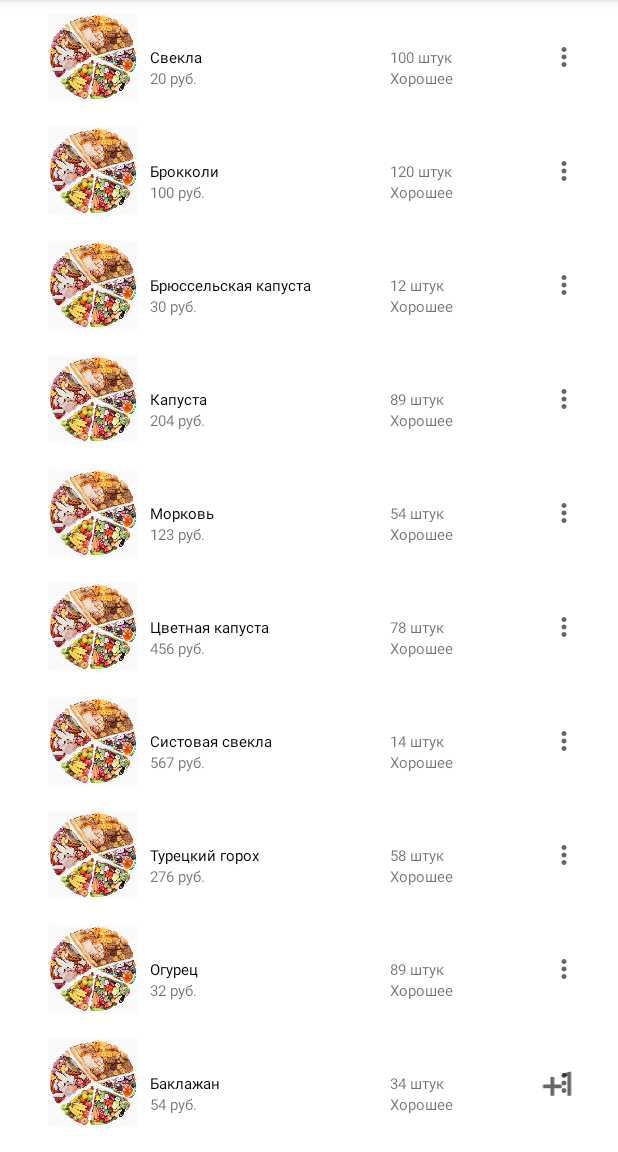
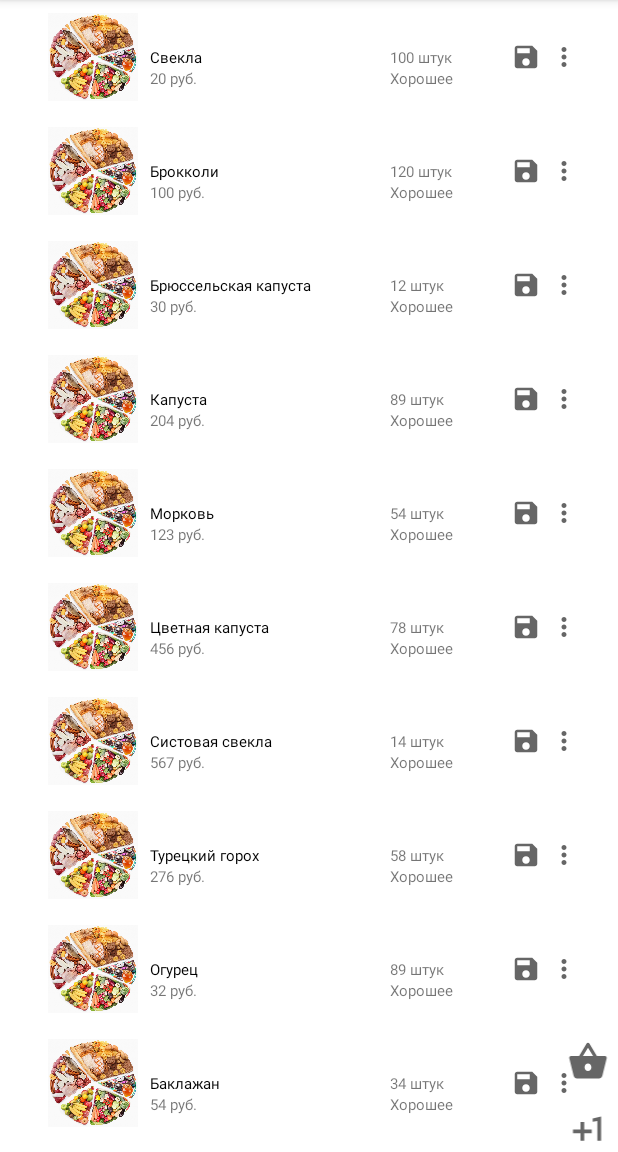
Before and after one commit to Mirex96/DZ.26.03.2022, an Android app: the screen it shows after launch (MainActivity), on a phone screen of 412 x 824 dp, the part 84-1236 px from its top. Run offline under Robolectric (Android 15) with nearby library versions, the phone set to English and light mode, and no system bars.

Commit message:
New changes

```diff
--- a/app/src/main/AndroidManifest.xml
+++ b/app/src/main/AndroidManifest.xml
@@ -9,6 +9,9 @@
         android:roundIcon="@mipmap/ic_launcher_round"
         android:supportsRtl="true"
         android:theme="@style/Theme.DZ26032022">
+        <activity
+            android:name="com.example.dz26032022.SaveProductNameActivity"
+            android:exported="false" />
         <activity
             android:name="com.example.dz26032022.AddActivity"
             android:exported="false" />
--- a/app/src/main/java/com/example/dz26032022/AddActivity.kt
+++ b/app/src/main/java/com/example/dz26032022/AddActivity.kt
@@ -37,9 +37,8 @@ class AddActivity : AppCompatActivity() {
             intent.putExtra(KEY_ADD_PRODUCT, product)
             setResult(RESULT_OK, intent)
             finish()
+            Toast.makeText(this, "Продукт ${product.name} добавлен", LENGTH_SHORT).show()
 
         }
-
-
     }
 }
--- a/app/src/main/java/com/example/dz26032022/EditActivity.kt
+++ b/app/src/main/java/com/example/dz26032022/EditActivity.kt
@@ -42,6 +42,8 @@ class EditActivity : AppCompatActivity() {
             intent.putExtra(KEY_EDIT_PRODUCT, newEditProduct)
             setResult(RESULT_OK, intent)
             finish()
+
+
             if(product != newEditProduct) {
                 Toast.makeText(this, "Продукт ${product.name} изменен", Toast.LENGTH_SHORT).show()
             } else {
--- a/app/src/main/java/com/example/dz26032022/InformationOnProduct.kt
+++ b/app/src/main/java/com/example/dz26032022/InformationOnProduct.kt
@@ -13,7 +13,7 @@ class InformationOnProduct : AppCompatActivity() {
         super.onCreate(savedInstanceState)
         setContentView(R.layout.activity_information_on_product)
 
-        val imageInformation = findViewById<View>(R.id.imageInformation)
+
         val informationProduct = findViewById<TextView>(R.id.informationProduct)
         val button = findViewById<Button>(R.id.buttonBack)
 
--- a/app/src/main/java/com/example/dz26032022/MainActivity.kt
+++ b/app/src/main/java/com/example/dz26032022/MainActivity.kt
@@ -1,5 +1,6 @@
 package com.example.dz26032022
 
+import android.content.Context
 import android.content.Intent
 import android.os.Bundle
 import android.os.Parcelable
@@ -18,9 +19,12 @@ import kotlinx.android.parcel.Parcelize
 const val KEY_PRODUCT = "KEY_PRODUCT"
 const val KEY_EDIT_PRODUCT = "KEY_EDIT_PRODUCT"
 const val KEY_ADD_PRODUCT = "KEY_ADD_PRODUCT"
-
 const val REQUEST_ADD = 101
 const val REQUEST_EDIT = 100
+const val SP_NAME = "User_SP"
+const val KEY_SP_PRODUCT = "KEY_SP_PRODUCT"
+
+
 
 
 @Parcelize
@@ -36,8 +40,7 @@ data class Product(
 
 class MainActivity : AppCompatActivity() {
 
-
-
+    private val sharedPreferences by lazy { getSharedPreferences(SP_NAME, Context.MODE_PRIVATE) }
     private val defaultProductList by lazy {
         mutableListOf(
             Product("Свекла", "20 руб.", "100 штук", "Хорошее", generateId()),
@@ -65,7 +68,7 @@ class MainActivity : AppCompatActivity() {
         )
     }
 
-    private val adapter = ProductAdapter(::onSelect, ::onMore)
+    private val adapter = ProductAdapter(::onSelect, ::onMore, ::onSave)
 
     override fun onCreate(savedInstanceState: Bundle?) {
         super.onCreate(savedInstanceState)
@@ -75,16 +78,33 @@ class MainActivity : AppCompatActivity() {
 
 
 
+
+
+
         val add = findViewById<View>(R.id.onAdd)
-        add.setOnClickListener() {
+        add.setOnClickListener {
             val intent = Intent(this, AddActivity::class.java)
             startActivityForResult(intent, REQUEST_ADD)
+        }
 
-        }
         val productRecycler = findViewById<RecyclerView>(R.id.productsList)
         productRecycler.adapter = adapter
         adapter.setData(defaultProductList)
+
+        val saveProductName = findViewById<View>(R.id.saveProductName)
+        saveProductName.setOnClickListener {
+
+            val intent = Intent(this, SaveProductNameActivity::class.java)
+            startActivity(intent)
+            val product = sharedPreferences.getString(KEY_SP_PRODUCT, null)
+            Toast.makeText(this, "Продукт $product в корзине", LENGTH_SHORT).show()
+        }
+
+
     }
+
+
+
 
     private fun onSelect(product: Product) {
         val intent = Intent(this, InformationOnProduct::class.java)
@@ -99,45 +119,42 @@ class MainActivity : AppCompatActivity() {
             .setTitle("Выберите опцию")
             .setPositiveButton(
                 "Удалить"
-            ) { p0, p1 ->
+            ) { _, _ ->
                 defaultProductList.remove(product)
                 adapter.setData(defaultProductList)
                 Toast.makeText(this, "Продукт ${product.name} удалён", LENGTH_SHORT).show()
-
             }
-
             .setNegativeButton("Редактировать")
-            { p0, p1 ->
+            { _, _ ->
                 val intent = Intent(this, EditActivity::class.java)
                 intent.putExtra(KEY_EDIT_PRODUCT, product)
                 startActivityForResult(intent, REQUEST_EDIT)
-
-
             }
-
             .setNeutralButton("Отмена")
-            { p0, p1 ->
+            { _, _ ->
                 Toast.makeText(this, "Диалог закрыт", LENGTH_SHORT).show()
             }
+            .show()
+    }
 
-
-            .show()
+    private fun onSave(product: Product) {
+        sharedPreferences.edit()
+            .putString(KEY_SP_PRODUCT, product.name)
+            .apply()
+        Toast.makeText(this, "Продукт ${product.name} сохранен", LENGTH_SHORT).show()
     }
 
     //
     override fun onActivityResult(requestCode: Int, resultCode: Int, data: Intent?) {
         super.onActivityResult(requestCode, resultCode, data)
         if (requestCode == REQUEST_EDIT && resultCode == RESULT_OK && data != null) {
-            val editProduct = data.getParcelableExtra<Product>(KEY_EDIT_PRODUCT) ?:return
-           val productInList = defaultProductList.find { listProduct ->
+            val editProduct = data.getParcelableExtra<Product>(KEY_EDIT_PRODUCT) ?: return
+            val productInList = defaultProductList.find { listProduct ->
                 listProduct.id == editProduct.id
             }
-
             val position = defaultProductList.indexOf(productInList)
-            defaultProductList.set(position, editProduct)
+            defaultProductList[position] = editProduct
             adapter.setData(defaultProductList)
-
-
 
 
         } else if (requestCode == REQUEST_ADD && resultCode == RESULT_OK && data != null) {
@@ -148,10 +165,7 @@ class MainActivity : AppCompatActivity() {
 
         }
 
-
     }
-
-
 }
 
 
--- a/app/src/main/java/com/example/dz26032022/ProductAdapter.kt
+++ b/app/src/main/java/com/example/dz26032022/ProductAdapter.kt
@@ -12,6 +12,7 @@ import com.example.dz10032022.R
 class ProductAdapter(
     private val onSelect: (Product) -> Unit,
     private val onMore: (Product) -> Unit,
+    private val onSave: (Product) -> Unit
 ) : RecyclerView.Adapter<ProductAdapter.ProductViewHolder>() {
 
 
@@ -54,6 +55,10 @@ class ProductAdapter(
                 onMore(product)
             }
 
+            itemView.findViewById<View>(R.id.onSave).setOnClickListener {
+                onSave(product)
+            }
+
 
         }
 
--- /dev/null
+++ b/app/src/main/res/drawable/ic_basket.xml
@@ -0,0 +1,10 @@
+<vector xmlns:android="http://schemas.android.com/apk/res/android"
+    android:width="20dp"
+    android:height="22dp"
+    android:viewportWidth="24"
+    android:viewportHeight="24"
+    android:tint="?attr/colorControlNormal">
+  <path
+      android:fillColor="@android:color/white"
+      android:pathData="M17.21,9l-4.38,-6.56c-0.19,-0.28 -0.51,-0.42 -0.83,-0.42 -0.32,0 -0.64,0.14 -0.83,0.43L6.79,9L2,9c-0.55,0 -1,0.45 -1,1 0,0.09 0.01,0.18 0.04,0.27l2.54,9.27c0.23,0.84 1,1.46 1.92,1.46h13c0.92,0 1.69,-0.62 1.93,-1.46l2.54,-9.27L23,10c0,-0.55 -0.45,-1 -1,-1h-4.79zM9,9l3,-4.4L15,9L9,9zM12,17c-1.1,0 -2,-0.9 -2,-2s0.9,-2 2,-2 2,0.9 2,2 -0.9,2 -2,2z"/>
+</vector>
--- /dev/null
+++ b/app/src/main/res/drawable/ic_save.xml
@@ -0,0 +1,5 @@
+<vector android:height="20dp" android:tint="?attr/colorControlNormal"
+    android:viewportHeight="24" android:viewportWidth="24"
+    android:width="20dp" xmlns:android="http://schemas.android.com/apk/res/android">
+    <path android:fillColor="@android:color/white" android:pathData="M17,3L5,3c-1.11,0 -2,0.9 -2,2v14c0,1.1 0.89,2 2,2h14c1.1,0 2,-0.9 2,-2L21,7l-4,-4zM12,19c-1.66,0 -3,-1.34 -3,-3s1.34,-3 3,-3 3,1.34 3,3 -1.34,3 -3,3zM15,9L5,9L5,5h10v4z"/>
+</vector>
--- a/app/src/main/res/layout/activity_main.xml
+++ b/app/src/main/res/layout/activity_main.xml
@@ -15,13 +15,23 @@
         tools:layout_editor_absoluteX="0dp"
         tools:layout_editor_absoluteY="0dp" />
 
+    <ImageView
+        android:id="@+id/saveProductName"
+        android:layout_width="40dp"
+        android:layout_height="30dp"
+        android:layout_marginBottom="15dp"
+        android:background="?android:selectableItemBackground"
+        android:src="@drawable/ic_basket"
+        android:textSize="20sp"
+        app:layout_constraintBottom_toTopOf="@+id/onAdd"
+        app:layout_constraintLeft_toLeftOf="@+id/onAdd"
+        app:layout_constraintRight_toRightOf="@+id/onAdd" />
 
     <ImageView
         android:id="@+id/onAdd"
         android:layout_width="40dp"
         android:layout_height="30dp"
-        android:layout_marginRight="20dp"
-        android:layout_marginBottom="30dp"
+        android:background="?android:selectableItemBackground"
         android:src="@drawable/ic_add"
         app:layout_constraintBottom_toBottomOf="parent"
         app:layout_constraintRight_toRightOf="parent" />
--- a/app/src/main/res/layout/product_item.xml
+++ b/app/src/main/res/layout/product_item.xml
@@ -1,7 +1,6 @@
 <?xml version="1.0" encoding="utf-8"?>
 <androidx.constraintlayout.widget.ConstraintLayout xmlns:android="http://schemas.android.com/apk/res/android"
     xmlns:app="http://schemas.android.com/apk/res-auto"
-    xmlns:tools="http://schemas.android.com/tools"
     android:layout_width="match_parent"
     android:layout_height="wrap_content"
     android:layout_marginHorizontal="16dp"
@@ -14,20 +13,30 @@
         android:layout_width="60dp"
         android:layout_height="60dp"
         android:layout_marginHorizontal="16dp"
-        android:layout_marginStart="16dp"
         android:src="@drawable/ic_product_start"
         app:layout_constraintStart_toStartOf="parent"
-        app:layout_constraintTop_toTopOf="parent"
-        tools:ignore="ImageContrastCheck" />
+        app:layout_constraintTop_toTopOf="parent" />
 
     <ImageView
         android:id="@+id/onMore"
         android:layout_width="20dp"
         android:layout_height="20dp"
         android:layout_marginRight="10dp"
+        android:background="?android:selectableItemBackground"
         android:src="@drawable/ic_more"
         app:layout_constraintBottom_toBottomOf="parent"
         app:layout_constraintEnd_toEndOf="parent"
+        app:layout_constraintTop_toTopOf="parent" />
+
+    <ImageView
+        android:id="@+id/onSave"
+        android:layout_width="20dp"
+        android:layout_height="20dp"
+        android:layout_marginRight="5dp"
+        android:background="?android:selectableItemBackground"
+        android:src="@drawable/ic_save"
+        app:layout_constraintBottom_toBottomOf="parent"
+        app:layout_constraintRight_toLeftOf="@+id/onMore"
         app:layout_constraintTop_toTopOf="parent" />
 
 
@@ -81,7 +90,4 @@
         app:layout_constraintLeft_toLeftOf="@+id/productQuantity" />
 
 
-
-
-
 </androidx.constraintlayout.widget.ConstraintLayout>
```
Also changed, not shown: app/src/main/java/com/example/dz26032022/SaveProductNameActivity.kt (added, +23 -0 lines), app/src/main/res/layout/activity_save_product_name.xml (added, +49 -0 lines), 1 other file.
